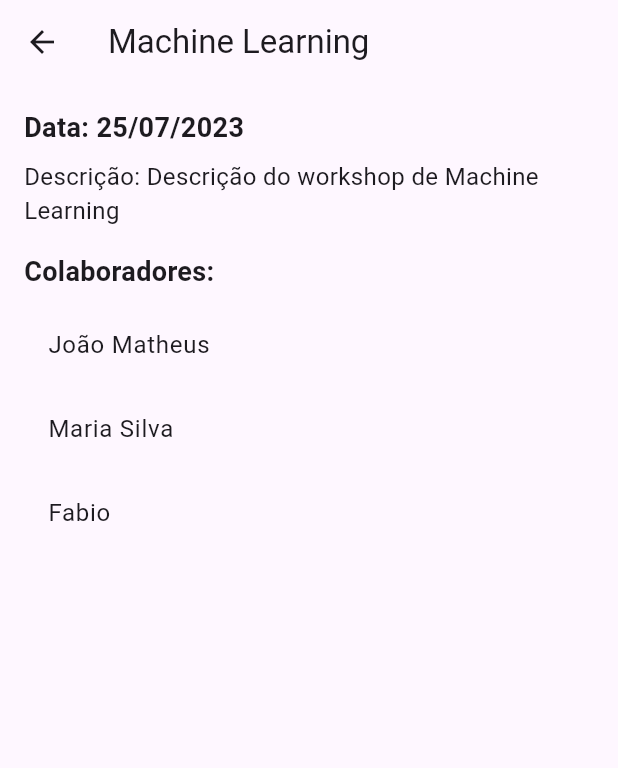
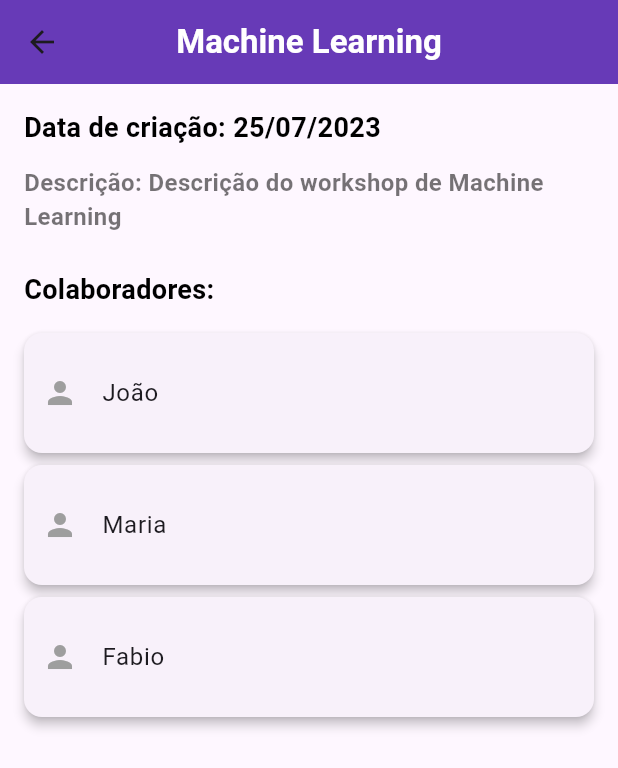
Before and after one commit to joaomatheus1/crudNodeAndFlutter, a Flutter app: the screen it shows after launch, after a tap on "Machine Learning", on a phone screen of 412 x 824 dp. Shown: the top 768 px of the screen. Run offline on Flutter 3.47's test engine with Material 3 defaults, Android fonts, the phone set to English and light mode, and no system bars; our stand-ins replace fl_chart.

```diff
--- a/client/lib/main.dart
+++ b/client/lib/main.dart
@@ -1,142 +1,22 @@
+import 'package:client/pages/home_page.dart';
 import 'package:flutter/material.dart';
-import 'widgets/ataPresenca.dart';
 
 void main() {
-  runApp(MyApp());
+  runApp(const MyApp());
 }
 
-class MyApp extends StatefulWidget {
-  MyApp({Key? key});
-
-  @override
-  State<MyApp> createState() => _MyAppState();
-}
-
-class _MyAppState extends State<MyApp> {
-  final List<Map<String, dynamic>> data = [
-    {
-      'nome': ["João Matheus", "Fabio", "Tainá"],
-      'workshop': "Criptografia",
-      'data': "20/07/2023",
-      'desc': "Descrição do workshop de Criptografia",
-    },
-    {
-      'nome': ["João Matheus", "Maria Silva", "Fabio"],
-      'workshop': "Machine Learning",
-      'data': "25/07/2023",
-      'desc': "Descrição do workshop de Machine Learning",
-    },
-    {
-      'nome': ["Maria Silva", "Tainá"],
-      'workshop': "Machine Learning",
-      'data': "24/07/2023",
-      'desc': "Descrição do workshop de Machine Learning",
-    }
-  ];
-  final TextEditingController _nomeController = TextEditingController();
-  final TextEditingController _workshopController = TextEditingController();
-  final TextEditingController _dataController = TextEditingController();
-  List<Map<String, dynamic>> filteredData = [];
-
-  @override
-  void initState() {
-    super.initState();
-    filteredData = data;
-
-    _nomeController.addListener(_onFilterTextChanged);
-    _workshopController.addListener(_onFilterTextChanged);
-    _dataController.addListener(_onFilterTextChanged);
-  }
-
-  @override
-  void dispose() {
-    _nomeController.dispose();
-    _workshopController.dispose();
-    _dataController.dispose();
-    super.dispose();
-  }
-
-  void _onFilterTextChanged() {
-    String searchText = _nomeController.text.toLowerCase();
-    String workshopText = _workshopController.text.toLowerCase();
-    String dateText = _dataController.text.toLowerCase();
-
-    setState(() {
-      filteredData = data.where((item) {
-      List<String> nomes = List<String>.from(item['nome']);
-      bool nameMatches = nomes.map((nome) => nome.toLowerCase()).any((nome) => nome.contains(searchText));
-      return nameMatches &&
-          item['workshop'].toLowerCase().contains(workshopText) &&
-          item['data'].toLowerCase().contains(dateText);
-    }).toList();
-    });
-  }
+class MyApp extends StatelessWidget {
+  const MyApp({super.key});
 
   @override
   Widget build(BuildContext context) {
     return MaterialApp(
-      title: 'Fast',
-      theme: ThemeData(
-        colorScheme: ColorScheme.fromSeed(seedColor: Colors.deepPurple),
-        useMaterial3: true,
-      ),
-      home: Scaffold(
-        appBar: AppBar(
-          title: Center(
-            child: Text("Ata de presença"),
-          ),
+        title: 'Fast',
+        theme: ThemeData(
+          colorScheme: ColorScheme.fromSeed(seedColor: Colors.deepPurple),
+          useMaterial3: true,
         ),
-        body: Padding(
-          padding: const EdgeInsets.all(16.0),
-          child: Column(
-            crossAxisAlignment: CrossAxisAlignment.stretch,
-            children: [
-              // Inputs em linha
-              Row(
-                children: [
-                  Expanded(
-                    child: TextField(
-                      controller: _nomeController,
-                      decoration: InputDecoration(labelText: 'Nome'),
-                    ),
-                  ),
-                  SizedBox(width: 16.0),
-                  Expanded(
-                    child: TextField(
-                      controller: _workshopController,
-                      decoration: InputDecoration(labelText: 'Workshop'),
-                    ),
-                  ),
-                  SizedBox(width: 16.0),
-                  Expanded(
-                    child: TextField(
-                      controller: _dataController,
-                      decoration: InputDecoration(labelText: 'Data'),
-                    ),
-                  ),
-                ],
-              ),
-              SizedBox(height: 16.0),
-              Expanded(
-                child: ListView(
-                  children: [
-                    for (final item in filteredData)
-                      Padding(
-                        padding: const EdgeInsets.only(bottom: 16.0),
-                        child: AtaPresenca(
-                          nome: List<String>.from(item['nome']),
-                          workshop: item['workshop'],
-                          data: item['data'],
-                          desc: item['desc'],
-                        ),
-                      )
-                  ],
-                ),
-              ),
-            ],
-          ),
-        ),
-      ),
+        home: HomePage()
     );
   }
 }
--- /dev/null
+++ b/client/lib/pages/home_page.dart
@@ -0,0 +1,164 @@
+import 'package:client/pages/graficos_page.dart';
+import 'package:client/widgets/detalhes_page.dart';
+import 'package:flutter/material.dart';
+
+void main() {
+  runApp(const HomePage());
+}
+
+class HomePage extends StatefulWidget {
+  const HomePage({super.key});
+
+  @override
+  State<HomePage> createState() => _HomePageState();
+}
+
+class _HomePageState extends State<HomePage> {
+  final List<Map<String, dynamic>> data = [
+    {
+      'nome': ["João", "Fabio", "Tainá"],
+      'workshop': "Criptografia",
+      'data': "20/07/2023",
+      'desc': "Descrição do workshop de Criptografia",
+    },
+    {
+      'nome': ["João", "Maria", "Fabio"],
+      'workshop': "Machine Learning",
+      'data': "25/07/2023",
+      'desc': "Descrição do workshop de Machine Learning",
+    },
+    {
+      'nome': ["Maria", "Tainá", "João", "José", "Felipe"],
+      'workshop': "Segurança",
+      'data': "24/07/2023",
+      'desc': "Descrição do workshop de Machine Learning",
+    }
+  ];
+  final TextEditingController _nomeController = TextEditingController();
+  final TextEditingController _workshopController = TextEditingController();
+  final TextEditingController _dataController = TextEditingController();
+  List<Map<String, dynamic>> filteredData = [];
+
+  @override
+  void initState() {
+    super.initState();
+    filteredData = data;
+
+    _nomeController.addListener(_onFilterTextChanged);
+    _workshopController.addListener(_onFilterTextChanged);
+    _dataController.addListener(_onFilterTextChanged);
+  }
+
+  @override
+  void dispose() {
+    _nomeController.dispose();
+    _workshopController.dispose();
+    _dataController.dispose();
+    super.dispose();
+  }
+
+  void _onFilterTextChanged() {
+    String searchText = _nomeController.text.toLowerCase();
+    String workshopText = _workshopController.text.toLowerCase();
+    String dateText = _dataController.text.toLowerCase();
+
+    setState(() {
+      filteredData = data.where((item) {
+        List<String> nomes = List<String>.from(item['nome']);
+        bool nameMatches = nomes
+            .map((nome) => nome.toLowerCase())
+            .any((nome) => nome.contains(searchText));
+        return nameMatches &&
+            item['workshop'].toLowerCase().contains(workshopText) &&
+            item['data'].toLowerCase().contains(dateText);
+      }).toList();
+    });
+  }
+
+  @override
+  Widget build(BuildContext context) {
+    return Scaffold(
+      appBar: AppBar(
+        backgroundColor: Colors.deepPurple,
+        title: const Center(
+          child: Text(
+            "Ata de presença",
+            style: TextStyle(
+              fontWeight: FontWeight.bold,
+              color: Colors.white
+            ),
+            ),
+        ),
+      ),
+      body: Padding(
+        padding: const EdgeInsets.all(16.0),
+        child: Column(
+          crossAxisAlignment: CrossAxisAlignment.stretch,
+          children: [
+            Row(
+              children: [
+                Expanded(
+                  child: TextField(
+                    controller: _nomeController,
+                    decoration: const InputDecoration(labelText: 'Nome'),
+                  ),
+                ),
+                const SizedBox(width: 16.0),
+                Expanded(
+                  child: TextField(
+                    controller: _workshopController,
+                    decoration: const InputDecoration(labelText: 'Workshop'),
+                  ),
+                ),
+                const SizedBox(width: 16.0),
+                Expanded(
+                  child: TextField(
+                    controller: _dataController,
+                    decoration: const InputDecoration(labelText: 'Data',)
+                  ),
+                ),
+              ],
+            ),
+            const SizedBox(height: 15),
+            ElevatedButton(
+              onPressed: () {
+                Navigator.push(
+                  context,
+                  MaterialPageRoute(
+                    builder: (context) => GraficosPage(data: data),
+                  ),
+                );
+              },
+              child: Text(
+                'Ver Gráficos',
+                style: TextStyle(
+                  color: Colors.white
+                ),
+                ),
+              style: ElevatedButton.styleFrom(
+                backgroundColor: Colors.deepPurple
+              ),
+            ),
+            const SizedBox(height: 16.0),
+            Expanded(
+              child: ListView(
+                children: [
+                  for (final item in filteredData)
+                    Padding(
+                      padding: const EdgeInsets.only(bottom: 16.0),
+                      child: DetalhesPage(
+                        nome: List<String>.from(item['nome']),
+                        workshop: item['workshop'],
+                        data: item['data'],
+                        desc: item['desc'],
+                      ),
+                    )
+                ],
+              ),
+            ),
+          ],
+        ),
+      ),
+    );
+  }
+}
--- a/client/lib/pages/workshop_detalhes.dart
+++ b/client/lib/pages/workshop_detalhes.dart
@@ -18,34 +18,38 @@ class WorkshopDetalhes extends StatelessWidget {
   Widget build(BuildContext context) {
     return Scaffold(
       appBar: AppBar(
-        title: Text(workshop),
+        backgroundColor: Colors.deepPurple,
+        title: Text(workshop,
+          style: const TextStyle(
+            fontWeight: FontWeight.bold,
+            color: Colors.white
+            ),
+        ),
+        centerTitle: true,
       ),
       body: Padding(
         padding: const EdgeInsets.all(16.0),
         child: Column(
           crossAxisAlignment: CrossAxisAlignment.start,
           children: [
-            Text(
-              'Data: $data',
-              style: TextStyle(fontSize: 18, fontWeight: FontWeight.bold),
-            ),
-            SizedBox(height: 8.0),
-            Text(
-              'Descrição: $desc',
-              style: TextStyle(fontSize: 16),
-            ),
-            SizedBox(height: 16.0),
-            Text(
-              'Colaboradores:',
-              style: TextStyle(fontSize: 18, fontWeight: FontWeight.bold),
-            ),
-            SizedBox(height: 8.0),
+            titles('Data de criação:', data, 18, Colors.black),
+            const SizedBox(height: 12.0),
+            titles('Descrição:', desc, 16, Colors.black54),
+            const SizedBox(height: 24.0),
+            titles('Colaboradores:', '', 18, Colors.black),
+            const SizedBox(height: 12.0),
             Expanded(
               child: ListView.builder(
                 itemCount: nomes.length,
                 itemBuilder: (context, index) {
-                  return ListTile(
-                    title: Text(nomes[index]),
+                  return Card(
+                    margin: const EdgeInsets.symmetric(vertical: 4.0),
+                    elevation: 3,
+                    child: ListTile(
+                      leading: Icon(Icons.person, color: Colors.grey[500]),
+                      title: Text(nomes[index]),
+                      contentPadding: const EdgeInsets.all(12.0),
+                    ),
                   );
                 },
               ),
@@ -55,4 +59,15 @@ class WorkshopDetalhes extends StatelessWidget {
       ),
     );
   }
+
+  Widget titles(String title, String? value, double fontSize, Color color) {
+    return Text(
+      value == '' ? title : '$title $value',
+      style: TextStyle(
+        fontSize: fontSize,
+        fontWeight: FontWeight.bold,
+        color: color,
+      ),
+    );
+  }
 }
--- a/client/lib/widgets/ataPresenca.dart
+++ b/client/lib/widgets/detalhes_page.dart
@@ -1,13 +1,13 @@
 import 'package:client/pages/workshop_detalhes.dart';
 import 'package:flutter/material.dart';
 
-class AtaPresenca extends StatelessWidget {
+class DetalhesPage extends StatelessWidget {
   final List<String> nome;
   final String workshop;
   final String data;
   final String desc;
 
-  const AtaPresenca({
+  const DetalhesPage({
     super.key,
     required this.nome,
     required this.workshop,
@@ -22,15 +22,15 @@ class AtaPresenca extends StatelessWidget {
       shape: RoundedRectangleBorder(
         borderRadius: BorderRadius.circular(10),
       ),
-      margin: EdgeInsets.symmetric(vertical: 8, horizontal: 16),
+      margin: const EdgeInsets.symmetric(vertical: 8, horizontal: 16),
       child: ListTile(
-        contentPadding: EdgeInsets.all(16),
+        contentPadding: const EdgeInsets.all(16),
         onTap: () => {
           Navigator.push(context, MaterialPageRoute(builder: (context) => WorkshopDetalhes(workshop: workshop, data: data, desc: desc, nomes: nome)))
         },
         title: Text(
           workshop,
-          style: TextStyle(
+          style: const TextStyle(
             fontWeight: FontWeight.bold,
             fontSize: 18,
           ),
@@ -38,19 +38,20 @@ class AtaPresenca extends StatelessWidget {
         subtitle: Column(
           crossAxisAlignment: CrossAxisAlignment.start,
           children: [
-            SizedBox(height: 4),
+            const SizedBox(height: 4),
             Text(
               "Data: $data",
-              style: TextStyle(
-                color: Colors.grey[600],
+              style: const TextStyle(
+                color: Colors.black,
                 fontSize: 14,
               ),
             ),
-            SizedBox(height: 8),
+            const SizedBox(height: 8),
             Text(
               desc,
               style: TextStyle(
                 fontSize: 16,
+                color: Colors.grey[600]
               ),
             ),
           ],
--- a/client/pubspec.yaml
+++ b/client/pubspec.yaml
@@ -35,6 +35,7 @@ dependencies:
   # The following adds the Cupertino Icons font to your application.
   # Use with the CupertinoIcons class for iOS style icons.
   cupertino_icons: ^1.0.6
+  fl_chart: ^0.68.0
 
 dev_dependencies:
   flutter_test:
@@ -45,7 +46,7 @@ dev_dependencies:
   # activated in the `analysis_options.yaml` file located at the root of your
   # package. See that file for information about deactivating specific lint
   # rules and activating additional ones.
-  flutter_lints: ^3.0.0
+  flutter_lints: ^4.0.0
 
 # For information on the generic Dart part of this file, see the
 # following page: https://dart.dev/tools/pub/pubspec
```
Also changed, not shown: client/lib/pages/graficos_page.dart (added, +154 -0 lines), client/pubspec.lock.
